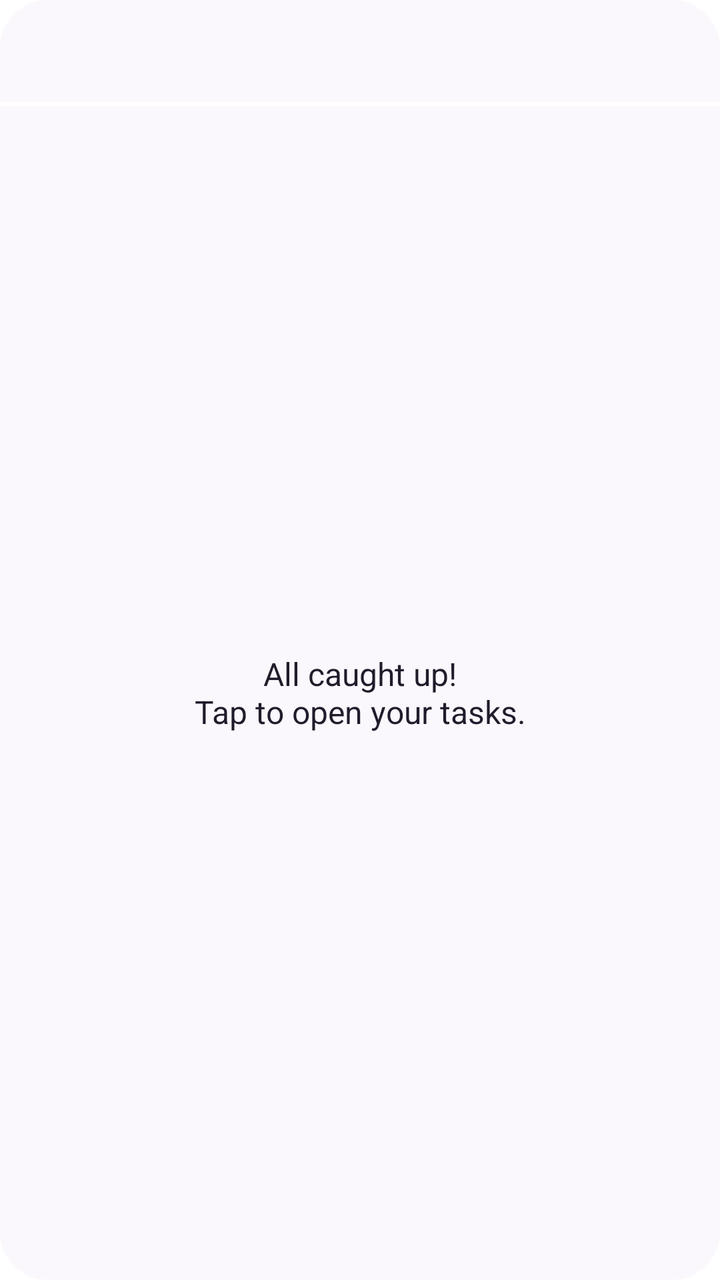
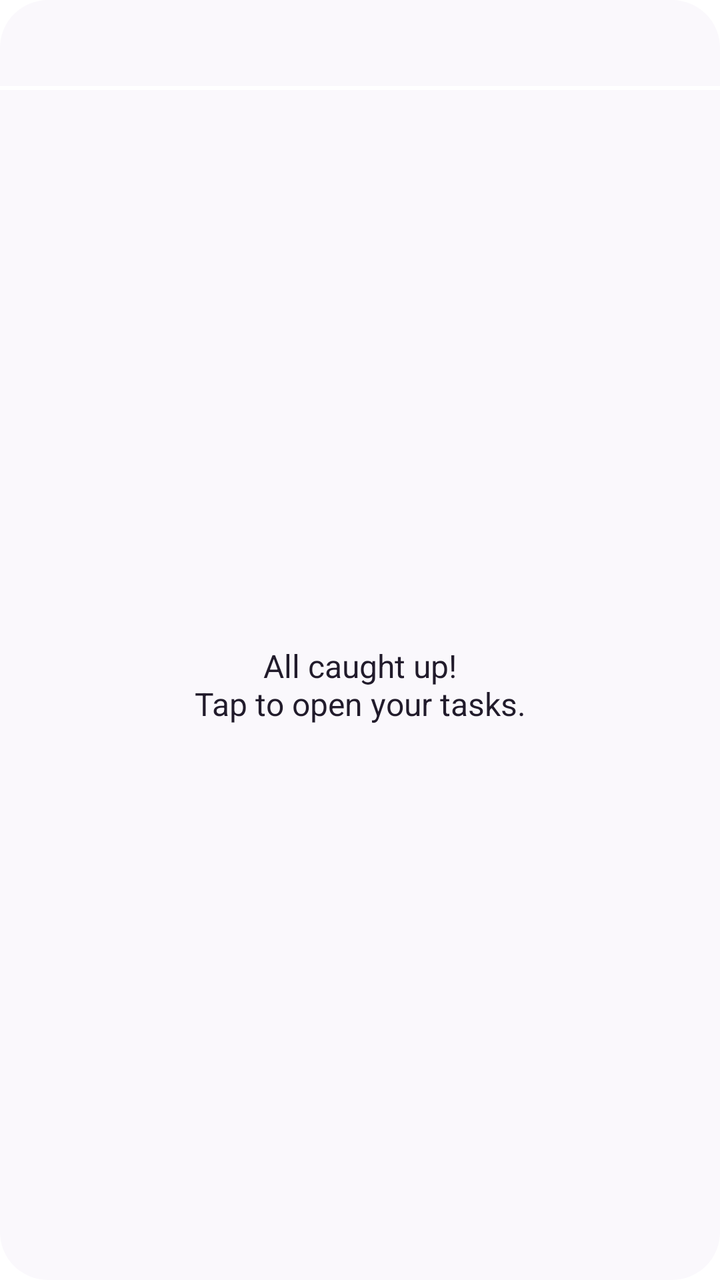

Screens rendered from an Android XML layout before and after an edit, with the pre-edit source and the edit as a unified diff.
<!-- AndroidManifest.xml: fallback theme Theme.MaterialComponents.DayNight.NoActionBar -->
<!-- res/layout/task_widget.xml -->
<?xml version="1.0" encoding="utf-8"?>
<LinearLayout xmlns:android="http://schemas.android.com/apk/res/android"
    android:id="@+id/widget_root"
    android:layout_width="match_parent"
    android:layout_height="match_parent"
    android:orientation="vertical">

    <FrameLayout
        android:layout_width="match_parent"
        android:layout_height="wrap_content">

        <ImageView
            android:id="@+id/widget_title_background"
            android:layout_width="match_parent"
            android:layout_height="match_parent"
            android:src="@drawable/widget_title_background"
            android:scaleType="fitXY"
            android:importantForAccessibility="no" />

        <LinearLayout
            android:layout_width="match_parent"
            android:layout_height="wrap_content"
            android:orientation="vertical"
            android:padding="8dp">

            <include
                android:id="@+id/task_list_title_container"
                layout="@layout/task_widget_title" />
        </LinearLayout>
    </FrameLayout>

    <FrameLayout
        android:id="@+id/task_list_gap"
        android:layout_width="match_parent"
        android:layout_height="2dp" />

    <FrameLayout
        android:layout_width="match_parent"
        android:layout_height="0dp"
        android:layout_weight="1">

        <ImageView
            android:id="@+id/widget_background"
            android:layout_width="match_parent"
            android:layout_height="match_parent"
            android:src="@drawable/widget_background"
            android:scaleType="fitXY"
            android:importantForAccessibility="no" />

        <FrameLayout
            android:layout_width="match_parent"
            android:layout_height="match_parent"
            android:padding="8dp">

            <ListView
                android:id="@+id/task_list"
                android:layout_width="match_parent"
                android:layout_height="match_parent"
                android:divider="@null"
                android:dividerHeight="0dp" />

            <TextView
                android:id="@+id/empty_view"
                android:layout_width="match_parent"
                android:layout_height="match_parent"
                android:gravity="center"
                android:padding="8dp"
                android:text="@string/task_widget_empty"
                android:textSize="16sp"
                android:textColor="@color/widget_empty_text" />
        </FrameLayout>
    </FrameLayout>
</LinearLayout>
<!-- res/layout/task_widget_title.xml (included above) -->
<?xml version="1.0" encoding="utf-8"?>
<LinearLayout xmlns:android="http://schemas.android.com/apk/res/android"
    android:layout_width="match_parent"
    android:layout_height="wrap_content"
    android:orientation="vertical">

    <TextView
        android:id="@+id/task_list_title"
        android:layout_width="match_parent"
        android:layout_height="wrap_content"
        android:paddingStart="8dp"
        android:paddingEnd="8dp"
        android:paddingTop="4dp"
        android:paddingBottom="4dp"
        android:textSize="20sp"
        android:textColor="@color/widget_task_list_title"
        android:textStyle="bold" />

</LinearLayout>
<!-- resources referenced by this layout -->
<resources>
  <color name="widget_empty_text">#211B2B</color>
  <color name="widget_task_list_title">#211B2B</color>
  <!-- drawable widget_background (drawable) -->
  <?xml version="1.0" encoding="utf-8"?>
  <shape xmlns:android="http://schemas.android.com/apk/res/android"
      android:shape="rectangle">
      <solid android:color="#FAF8FC" />
      <corners
          android:topLeftRadius="0dp"
          android:topRightRadius="0dp"
          android:bottomLeftRadius="24dp"
          android:bottomRightRadius="24dp" />
  </shape>
  <!-- drawable widget_title_background (drawable) -->
  <?xml version="1.0" encoding="utf-8"?>
  <shape xmlns:android="http://schemas.android.com/apk/res/android"
      android:shape="rectangle">
      <solid android:color="#FAF8FC" />
      <corners
          android:topLeftRadius="24dp"
          android:topRightRadius="24dp"
          android:bottomLeftRadius="0dp"
          android:bottomRightRadius="0dp" />
  </shape>
  <string name="task_widget_empty">All caught up!\nTap to open your tasks.</string>
</resources>

<!-- the commit's change to res/layout/task_widget.xml (unified diff, before → after) -->
@@ -21,7 +21,7 @@
             android:layout_width="match_parent"
             android:layout_height="wrap_content"
             android:orientation="vertical"
-            android:padding="8dp">
+            android:padding="6dp">
 
             <include
                 android:id="@+id/task_list_title_container"
@@ -50,7 +50,7 @@
         <FrameLayout
             android:layout_width="match_parent"
             android:layout_height="match_parent"
-            android:padding="8dp">
+            android:padding="6dp">
 
             <ListView
                 android:id="@+id/task_list"
@@ -64,7 +64,7 @@
                 android:layout_width="match_parent"
                 android:layout_height="match_parent"
                 android:gravity="center"
-                android:padding="8dp"
+                android:padding="6dp"
                 android:text="@string/task_widget_empty"
                 android:textSize="16sp"
                 android:textColor="@color/widget_empty_text" />
@@ -82,10 +82,10 @@
         android:id="@+id/task_list_title"
         android:layout_width="match_parent"
         android:layout_height="wrap_content"
-        android:paddingStart="8dp"
-        android:paddingEnd="8dp"
-        android:paddingTop="4dp"
-        android:paddingBottom="4dp"
+        android:paddingStart="4dp"
+        android:paddingEnd="4dp"
+        android:paddingTop="2dp"
+        android:paddingBottom="2dp"
         android:textSize="20sp"
         android:textColor="@color/widget_task_list_title"
         android:textStyle="bold" />
